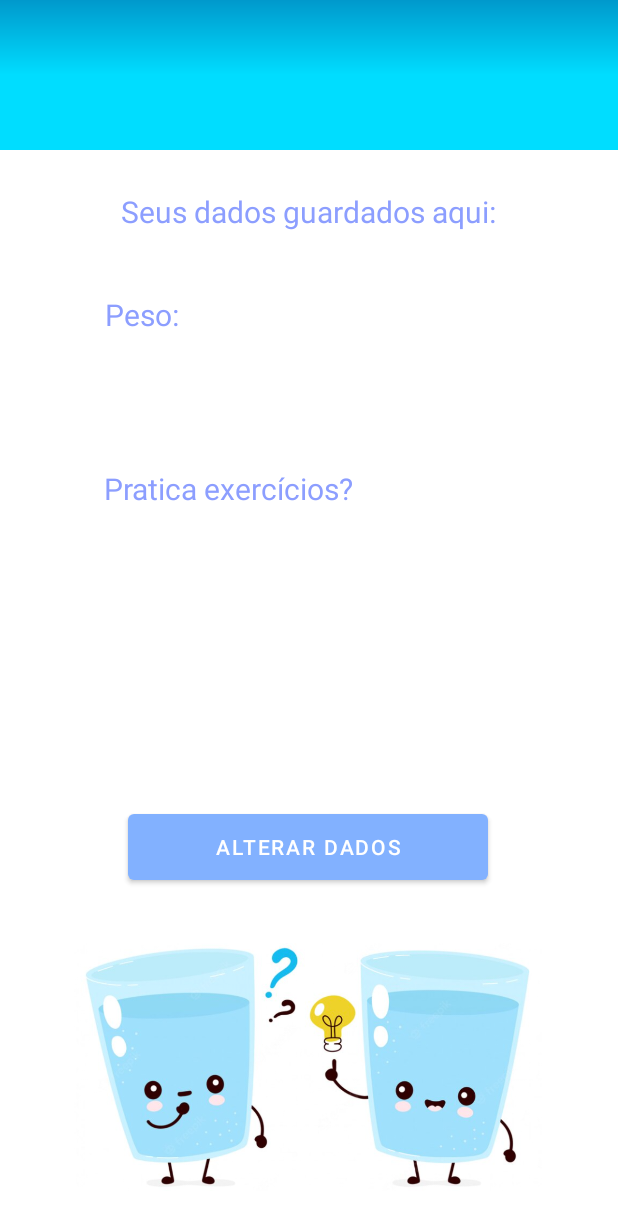
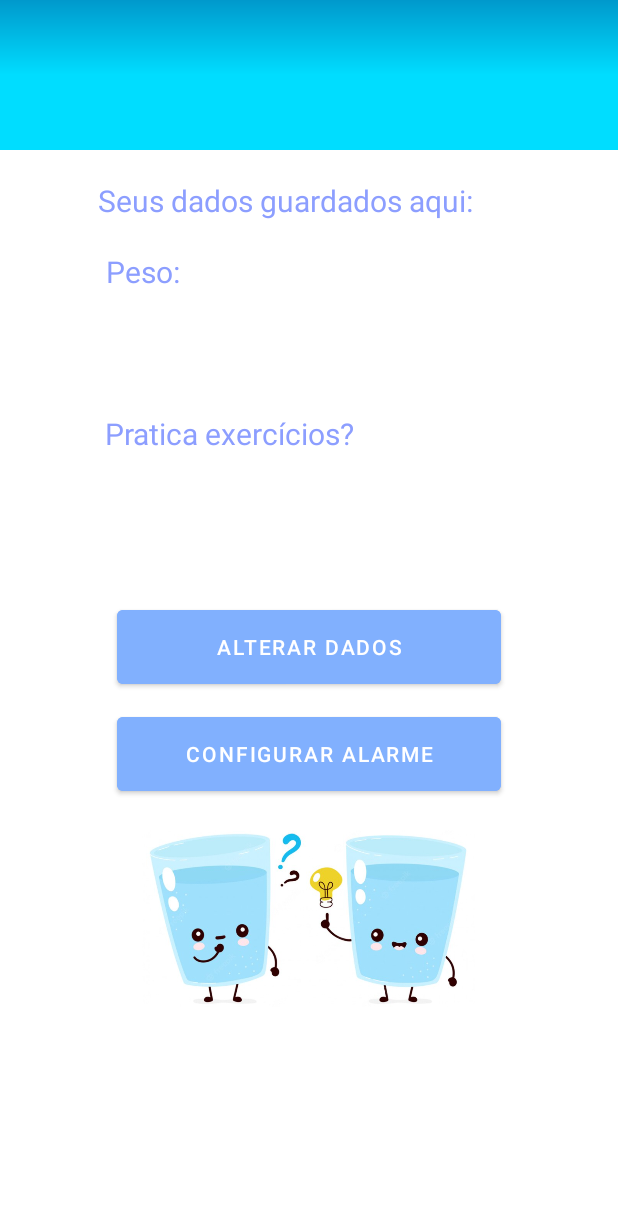
Before and after one commit to KevinRickelme/App-BeberAgua, an Android app: the layout activity_config.xml on its own in the app's theme, with its tools: preview values and no code run, on a phone screen of 412 x 824 dp. Shown: the top 1226 px of the screen. Run offline under Robolectric (Android 15) with nearby library versions, the light colour scheme and no system bars.

Commit message:
Integração tela config

```diff
--- a/app/src/main/java/com/example/appbebergua/Resultado.java
+++ b/app/src/main/java/com/example/appbebergua/Resultado.java
@@ -51,7 +51,7 @@ public class Resultado extends AppCompatActivity implements AdapterView.OnItemSe
         if(pessoa == null)
             pessoa = pessoaDAO.getPessoaFromDb();
         setContentView(R.layout.activity_resultado);
-        txtViewApresentacao = findViewById(R.id.textView2);
+        txtViewApresentacao = findViewById(R.id.txtApresentacao);
         txtResultado = findViewById(R.id.txtResultado);
         txtViewApresentacao.setText(pessoa.Nome + ", " + txtViewApresentacao.getText().toString().toLowerCase(Locale.ROOT));
         txtResultado.setText(Double.valueOf(pessoa.QtdIngerida).intValue()+"/"+ Double.valueOf(pessoa.MetaDiaria).intValue()+"ml");
--- a/app/src/main/res/layout/activity_alarmes.xml
+++ b/app/src/main/res/layout/activity_alarmes.xml
@@ -55,7 +55,7 @@
     </RadioGroup>
 
     <TextView
-        android:id="@+id/textView2"
+        android:id="@+id/txtApresentacao"
         android:layout_width="323dp"
         android:layout_height="37dp"
         android:gravity="center_horizontal|left"
@@ -98,7 +98,7 @@
         app:layout_constraintVertical_bias="0.997" />
 
     <ImageView
-        android:id="@+id/imageView4"
+        android:id="@+id/imgCopo"
         android:layout_width="160dp"
         android:layout_height="100dp"
         android:layout_marginTop="24dp"
--- a/app/src/main/res/layout/activity_config.xml
+++ b/app/src/main/res/layout/activity_config.xml
@@ -6,116 +6,130 @@
     android:layout_height="match_parent"
     tools:context=".Config">
 
-    <TextView
-        android:id="@+id/textView8"
-        android:layout_width="wrap_content"
-        android:layout_height="wrap_content"
-        android:layout_marginTop="212dp"
-        android:gravity="center_horizontal"
-        android:text="Pratica exercícios?"
-        android:textColor="#8C9EFF"
-        android:textSize="20sp"
-        app:layout_constraintBottom_toTopOf="@+id/txtExercicios"
-        app:layout_constraintEnd_toEndOf="parent"
-        app:layout_constraintHorizontal_bias="0.283"
-        app:layout_constraintStart_toStartOf="parent"
-        app:layout_constraintTop_toBottomOf="@+id/view2"
-        app:layout_constraintVertical_bias="0.0" />
-
-    <TextView
-        android:id="@+id/textView6"
-        android:layout_width="wrap_content"
-        android:layout_height="wrap_content"
-        android:layout_marginTop="96dp"
-        android:gravity="center_horizontal"
-        android:text="Peso:"
-        android:textColor="#8C9EFF"
-        android:textSize="20sp"
-        app:layout_constraintBottom_toTopOf="@+id/txtExercicios"
-        app:layout_constraintEnd_toEndOf="parent"
-        app:layout_constraintHorizontal_bias="0.191"
-        app:layout_constraintStart_toStartOf="parent"
-        app:layout_constraintTop_toBottomOf="@+id/view2"
-        app:layout_constraintVertical_bias="0.0" />
-
-    <TextView
-        android:id="@+id/txtPeso"
+    <LinearLayout
+        android:id="@+id/linearLayout"
         android:layout_width="match_parent"
-        android:layout_height="wrap_content"
-        android:layout_marginTop="148dp"
-        android:gravity="center_horizontal"
-        android:text=""
-        android:textColor="@color/purple_200"
-        android:textSize="30sp"
-        app:layout_constraintBottom_toTopOf="@+id/txtExercicios"
-        app:layout_constraintEnd_toEndOf="parent"
-        app:layout_constraintHorizontal_bias="0.0"
-        app:layout_constraintStart_toStartOf="parent"
-        app:layout_constraintTop_toBottomOf="@+id/view2"
-        app:layout_constraintVertical_bias="0.0" />
-
-    <TextView
-        android:id="@+id/txtExercicios"
-        android:layout_width="match_parent"
-        android:layout_height="wrap_content"
-        android:layout_marginTop="252dp"
-        android:gravity="center_horizontal"
-        android:text=""
-        android:textColor="@color/purple_200"
-        android:textSize="30sp"
-        app:layout_constraintBottom_toTopOf="@+id/btnAlterar"
-        app:layout_constraintEnd_toEndOf="parent"
-        app:layout_constraintHorizontal_bias="0.0"
-        app:layout_constraintStart_toStartOf="parent"
-        app:layout_constraintTop_toBottomOf="@+id/view2"
-        app:layout_constraintVertical_bias="0.25" />
+        android:layout_height="match_parent"
+        android:orientation="vertical"
+        tools:layout_editor_absoluteX="16dp"
+        tools:layout_editor_absoluteY="16dp">
 
         <View
             android:id="@+id/view2"
             android:layout_width="match_parent"
             android:layout_height="100dp"
-        android:background="@drawable/container_header"
-        app:layout_constraintEnd_toEndOf="parent"
-        app:layout_constraintStart_toStartOf="parent"
-        app:layout_constraintTop_toTopOf="parent" />
+            android:background="@drawable/container_header" />
 
         <TextView
-        android:id="@+id/textView2"
+            android:id="@+id/txtNomeConfig"
             android:layout_width="wrap_content"
             android:layout_height="wrap_content"
+            android:layout_gravity="center_horizontal"
+            android:layout_marginTop="20dp"
+            android:layout_marginEnd="15dp"
+            android:layout_marginRight="15dp"
+            android:layout_marginBottom="0dp"
             android:gravity="center_horizontal"
             android:text="Seus dados guardados aqui:"
             android:textColor="#8C9EFF"
             android:textSize="20sp"
             app:layout_constraintBottom_toBottomOf="parent"
             app:layout_constraintEnd_toEndOf="parent"
-        app:layout_constraintHorizontal_bias="0.496"
             app:layout_constraintStart_toStartOf="parent"
-        app:layout_constraintTop_toTopOf="parent"
-        app:layout_constraintVertical_bias="0.16" />
+            app:layout_constraintTop_toBottomOf="@+id/view2" />
+
+        <TextView
+            android:id="@+id/textView6"
+            android:layout_width="wrap_content"
+            android:layout_height="wrap_content"
+            android:layout_marginLeft="70dp"
+            android:layout_marginTop="20dp"
+            android:gravity="center_horizontal"
+            android:text="Peso:"
+            android:textColor="#8C9EFF"
+            android:textSize="20sp" />
+
+        <TextView
+            android:id="@+id/txtPesoConfig"
+            android:layout_width="match_parent"
+            android:layout_height="wrap_content"
+            android:layout_marginLeft="0dp"
+            android:layout_marginTop="20dp"
+            android:layout_marginBottom="0dp"
+            android:gravity="center_horizontal"
+            android:textAlignment="center"
+            android:textColor="@color/purple_200"
+            android:textSize="30sp"
+            app:layout_constraintBottom_toBottomOf="parent"
+            app:layout_constraintEnd_toEndOf="parent"
+            app:layout_constraintStart_toStartOf="parent"
+            app:layout_constraintTop_toBottomOf="@+id/textView2" />
+
+        <TextView
+            android:id="@+id/textView8"
+            android:layout_width="wrap_content"
+            android:layout_height="wrap_content"
+            android:layout_marginLeft="70dp"
+            android:layout_marginTop="20dp"
+            android:gravity="center_horizontal"
+            android:text="Pratica exercícios?"
+            android:textColor="#8C9EFF"
+            android:textSize="20sp" />
+
+        <TextView
+            android:id="@+id/txtPraticaExercicio"
+            android:layout_width="match_parent"
+            android:layout_height="wrap_content"
+            android:layout_marginTop="20dp"
+            android:gravity="center_horizontal"
+            android:minHeight="48dp"
+            android:onClick="btnAlterar"
+            android:textAlignment="center"
+            android:textColor="@color/purple_200"
+            android:textSize="30sp"
+            tools:ignore="SpeakableTextPresentCheck" />
 
         <Button
             android:id="@+id/btnAlterar"
-        android:layout_width="240dp"
-        android:layout_height="56dp"
-        android:layout_marginBottom="36dp"
+            android:layout_width="256dp"
+            android:layout_height="61dp"
+            android:layout_gravity="center_horizontal"
+            android:layout_marginTop="30dp"
+            android:layout_marginRight="0dp"
+            android:backgroundTint="#81B0FE"
+            android:onClick="btnAlterar"
             android:text="Alterar dados"
+            android:textColor="#FFFFFF"
             android:textSize="14sp"
-        app:layout_constraintBottom_toTopOf="@+id/imageView4"
+            app:layout_constraintBottom_toBottomOf="parent"
             app:layout_constraintEnd_toEndOf="parent"
-        app:layout_constraintHorizontal_bias="0.497"
-        app:layout_constraintStart_toStartOf="parent" />
+            app:layout_constraintStart_toStartOf="parent"
+            app:layout_constraintTop_toBottomOf="@+id/txtPraticaExercicio" />
+
+        <Button
+            android:id="@+id/btnAlarme"
+            android:layout_width="256dp"
+            android:layout_height="61dp"
+            android:layout_gravity="center_horizontal"
+            android:layout_marginTop="10dp"
+            android:layout_marginRight="0dp"
+            android:backgroundTint="#81B0FE"
+            android:onClick="btnAlarme"
+            android:text="Configurar alarme"
+            android:textColor="#FFFFFF"
+            android:textSize="14sp"
+            app:layout_constraintBottom_toBottomOf="parent"
+            app:layout_constraintEnd_toEndOf="parent"
+            app:layout_constraintStart_toStartOf="parent"
+            app:layout_constraintTop_toBottomOf="@+id/txtPraticaExercicio" />
 
         <ImageView
-        android:id="@+id/imageView4"
-        android:layout_width="356dp"
-        android:layout_height="165dp"
-        app:layout_constraintBottom_toBottomOf="parent"
-        app:layout_constraintEnd_toEndOf="parent"
-        app:layout_constraintHorizontal_bias="0.49"
-        app:layout_constraintStart_toStartOf="parent"
-        app:layout_constraintTop_toTopOf="@+id/view2"
-        app:layout_constraintVertical_bias="0.954"
+            android:id="@+id/imgCopoConfig"
+            android:layout_width="298dp"
+            android:layout_height="118dp"
+            android:layout_gravity="center_horizontal"
+            android:layout_marginTop="20dp"
             app:srcCompat="@drawable/copos" />
+    </LinearLayout>
 
 </androidx.constraintlayout.widget.ConstraintLayout>
--- a/app/src/main/res/layout/activity_dados_pessoais.xml
+++ b/app/src/main/res/layout/activity_dados_pessoais.xml
@@ -34,7 +34,7 @@
         app:layout_constraintVertical_bias="0.0" />
 
     <TextView
-        android:id="@+id/txtNome"
+        android:id="@+id/txtNomeConfig"
         android:layout_width="149dp"
         android:layout_height="59dp"
         android:gravity="left|center_vertical"
--- a/app/src/main/res/layout/activity_resultado.xml
+++ b/app/src/main/res/layout/activity_resultado.xml
@@ -49,7 +49,7 @@
         app:layout_constraintVertical_bias="0.482" />
 
     <TextView
-        android:id="@+id/textView2"
+        android:id="@+id/txtApresentacao"
         android:layout_width="232dp"
         android:layout_height="30dp"
         android:gravity="center_horizontal"
@@ -78,10 +78,10 @@
         app:layout_constraintVertical_bias="0.085" />
 
     <ImageView
-        android:id="@+id/imageView4"
+        android:id="@+id/imgCopo"
         android:layout_width="165dp"
         android:layout_height="90dp"
-        app:layout_constraintBottom_toTopOf="@+id/textView2"
+        app:layout_constraintBottom_toTopOf="@+id/txtApresentacao"
         app:layout_constraintEnd_toEndOf="parent"
         app:layout_constraintHorizontal_bias="0.505"
         app:layout_constraintStart_toStartOf="parent"
```
Also changed, not shown: app/src/main/java/DAO/PessoaDAO.java (+15 -0 lines), app/src/main/java/com/example/appbebergua/Config.java (+53 -0 lines), app/src/main/java/com/example/appbebergua/DadosPessoais.java (+11 -9 lines). Lines whose indentation alone changed are shown as unchanged.
